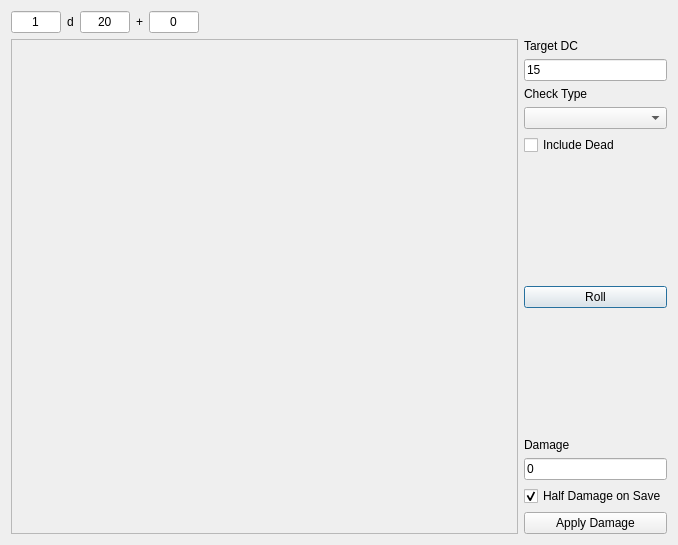
Before: the Qt Designer form DMHelper/src/dicerolldialogcombatants.ui in MMetze/DMHelper, drawn with Qt 5.
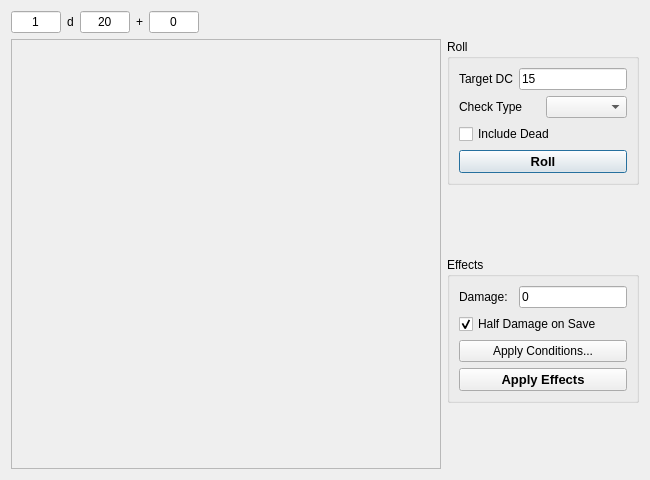
After: the same form once the commit is applied. Icons and pictures are not drawn.

Patch:
```diff
--- a/DMHelper/src/dicerolldialogcombatants.ui
+++ b/DMHelper/src/dicerolldialogcombatants.ui
@@ -6,18 +6,24 @@
    <rect>
     <x>0</x>
     <y>0</y>
-    <width>678</width>
-    <height>545</height>
+    <width>650</width>
+    <height>480</height>
    </rect>
   </property>
+  <property name="minimumSize">
+   <size>
+    <width>640</width>
+    <height>480</height>
+   </size>
+  </property>
   <property name="windowTitle">
    <string>Dice Rolling</string>
   </property>
   <property name="styleSheet">
    <string notr="true">background-image: url(:/img/data/parchment.jpg);</string>
   </property>
-  <layout class="QGridLayout" name="gridLayout">
-   <item row="0" column="0">
+  <layout class="QVBoxLayout" name="verticalLayout_4">
+   <item>
     <layout class="QHBoxLayout" name="horizontalLayout">
      <item>
       <widget class="QLineEdit" name="editDiceCount">
@@ -126,8 +132,8 @@
      </item>
     </layout>
    </item>
-   <item row="1" column="0">
-    <layout class="QHBoxLayout" name="horizontalLayout_2">
+   <item>
+    <layout class="QHBoxLayout" name="horizontalLayout_5">
      <item>
       <widget class="QScrollArea" name="scrollArea">
        <property name="widgetResizable">
@@ -138,15 +144,23 @@
          <rect>
           <x>0</x>
           <y>0</y>
-          <width>452</width>
-          <height>479</height>
+          <width>447</width>
+          <height>428</height>
          </rect>
         </property>
        </widget>
       </widget>
      </item>
      <item>
-      <layout class="QVBoxLayout" name="verticalLayout">
+      <layout class="QVBoxLayout" name="verticalLayout_3">
+       <item>
+        <widget class="QGroupBox" name="groupBox_2">
+         <property name="title">
+          <string>Roll</string>
+         </property>
+         <layout class="QVBoxLayout" name="verticalLayout_2">
+          <item>
+           <layout class="QHBoxLayout" name="horizontalLayout_3">
        <item>
         <widget class="QLabel" name="label_4">
          <property name="text">
@@ -170,6 +184,10 @@
          </property>
         </widget>
        </item>
+           </layout>
+          </item>
+          <item>
+           <layout class="QHBoxLayout" name="horizontalLayout_4">
        <item>
         <widget class="QLabel" name="label">
          <property name="text">
@@ -184,6 +202,8 @@
          </property>
         </widget>
        </item>
+           </layout>
+          </item>
        <item>
         <widget class="QCheckBox" name="chkIncludeDead">
          <property name="toolTip">
@@ -194,21 +214,15 @@
          </property>
         </widget>
        </item>
-       <item>
-        <spacer name="verticalSpacer">
-         <property name="orientation">
-          <enum>Qt::Vertical</enum>
-         </property>
-         <property name="sizeHint" stdset="0">
-          <size>
-           <width>20</width>
-           <height>40</height>
-          </size>
-         </property>
-        </spacer>
-       </item>
        <item>
         <widget class="QPushButton" name="btnRoll">
+            <property name="font">
+             <font>
+              <pointsize>10</pointsize>
+              <weight>75</weight>
+              <bold>true</bold>
+             </font>
+            </property>
          <property name="toolTip">
           <string>Roll and evaluate the saving throw or ability check</string>
          </property>
@@ -220,6 +234,9 @@
          </property>
         </widget>
        </item>
+         </layout>
+        </widget>
+       </item>
        <item>
         <spacer name="verticalSpacer_2">
          <property name="orientation">
@@ -234,9 +251,17 @@
         </spacer>
        </item>
        <item>
+        <widget class="QGroupBox" name="groupBox">
+         <property name="title">
+          <string>Effects</string>
+         </property>
+         <layout class="QVBoxLayout" name="verticalLayout">
+          <item>
+           <layout class="QHBoxLayout" name="horizontalLayout_2">
+            <item>
         <widget class="QLabel" name="label_5">
          <property name="text">
-          <string>Damage</string>
+               <string>Damage:</string>
          </property>
         </widget>
        </item>
@@ -256,6 +281,8 @@
          </property>
         </widget>
        </item>
+           </layout>
+          </item>
        <item>
         <widget class="QCheckBox" name="chkHalfDamage">
          <property name="toolTip">
@@ -269,15 +296,48 @@
          </property>
         </widget>
        </item>
+          <item>
+           <widget class="QPushButton" name="btnApplyConditions">
+            <property name="toolTip">
+             <string>Apply the damage to those combatants who failed their saving throw or ability check</string>
+            </property>
+            <property name="text">
+             <string>Apply Conditions...</string>
+            </property>
+           </widget>
+          </item>
        <item>
         <widget class="QPushButton" name="btnDamage">
+            <property name="font">
+             <font>
+              <pointsize>10</pointsize>
+              <weight>75</weight>
+              <bold>true</bold>
+             </font>
+            </property>
          <property name="toolTip">
           <string>Apply the damage to those combatants who failed their saving throw or ability check</string>
          </property>
          <property name="text">
-          <string>Apply Damage</string>
-         </property>
-        </widget>
+             <string>Apply Effects</string>
+            </property>
+           </widget>
+          </item>
+         </layout>
+        </widget>
+       </item>
+       <item>
+        <spacer name="verticalSpacer">
+         <property name="orientation">
+          <enum>Qt::Vertical</enum>
+         </property>
+         <property name="sizeHint" stdset="0">
+          <size>
+           <width>20</width>
+           <height>40</height>
+          </size>
+         </property>
+        </spacer>
        </item>
       </layout>
      </item>
```
Left out of the diff: 2 changed lines with no effect on the pictures. Lines whose indentation alone changed are shown as unchanged.
